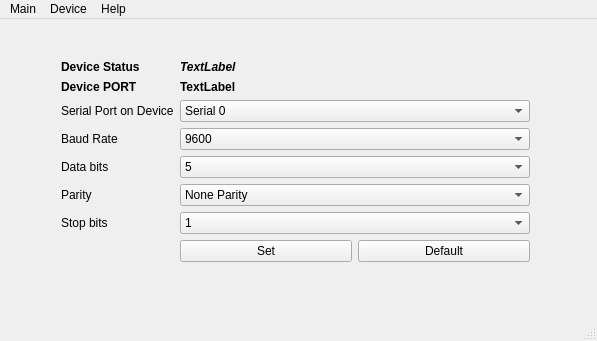
Above: gui_application/Qt/TestSerial/mainwindow.ui from chandimab/usb-to-serial before the change. Below: the same form after it.
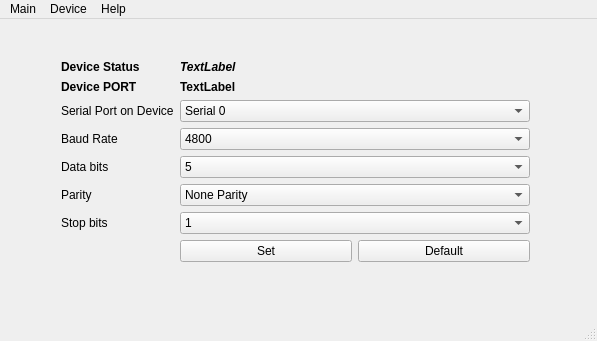
That is the form after the change.

Commit message: GUI main functionality and the arduino sketch was developed completly and tested successfully

```diff
--- a/gui_application/Qt/TestSerial/mainwindow.ui
+++ b/gui_application/Qt/TestSerial/mainwindow.ui
@@ -133,6 +133,11 @@
        </item>
        <item row="4" column="1">
         <widget class="QComboBox" name="comboBox_baud_rate">
+         <item>
+          <property name="text">
+           <string>4800</string>
+          </property>
+         </item>
          <item>
           <property name="text">
            <string>9600</string>
```
Left out of the diff: 35 changed lines with no effect on the pictures. The commit also changes 4 other files.
